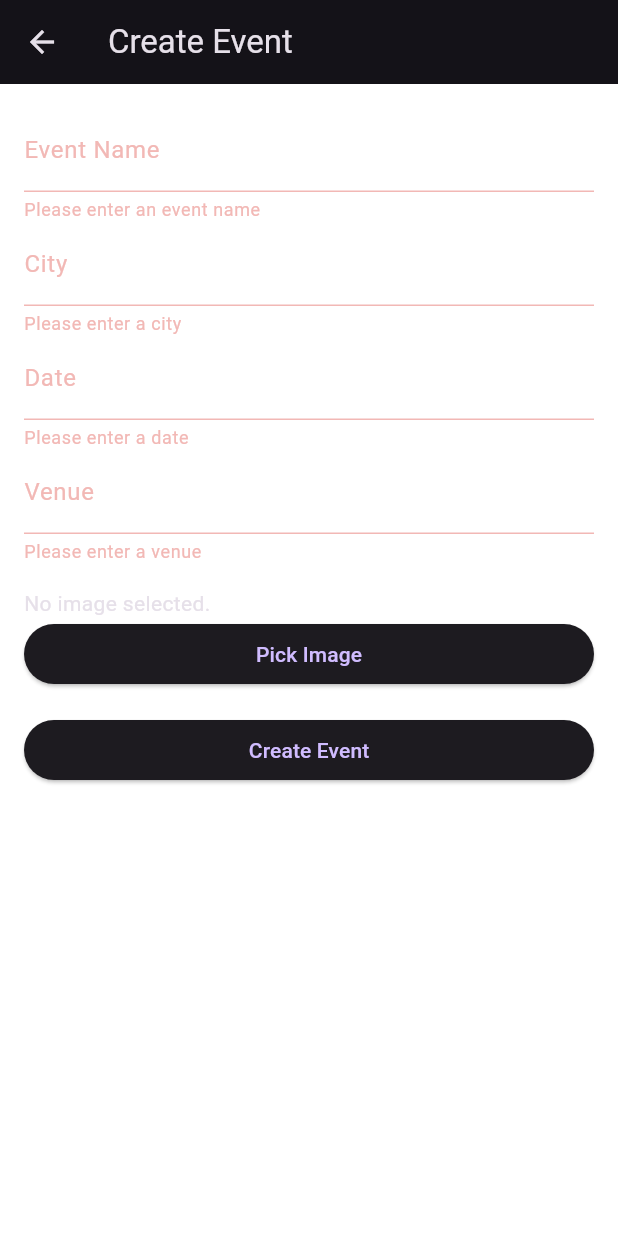
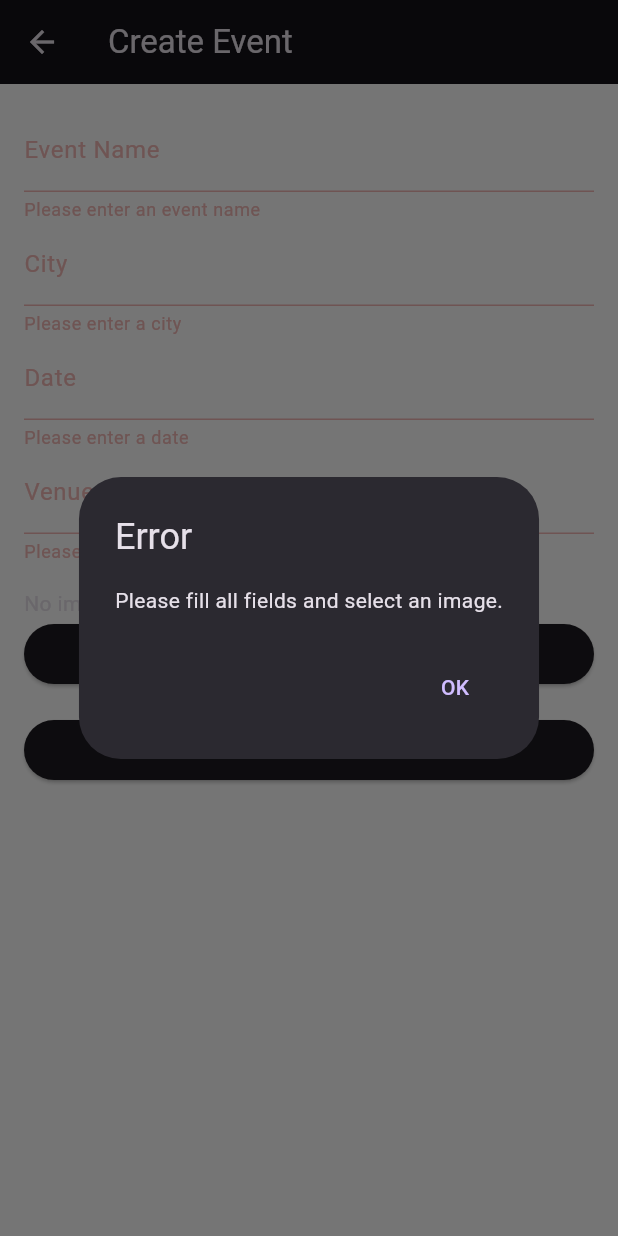
Before and after one commit to thatwasyahya/Momento, a Flutter app: the CreateEventScreen screen opened directly, after a tap on "Create Event", on a phone screen of 412 x 824 dp. Run offline on Flutter 3.47's test engine with Material 3 defaults, Android fonts, the phone set to English and light mode, and no system bars; our stand-ins replace csc_picker, image_picker, share, sqflite; accounts and stored records are empty.

Commit message:
share and create events done

```diff
--- a/lib/screens/create_event_screen.dart
+++ b/lib/screens/create_event_screen.dart
@@ -18,11 +18,16 @@ class _CreateEventScreenState extends State<CreateEventScreen> {
   File? _image;
 
   Future<void> _pickImage() async {
-    final pickedFile = await ImagePicker().pickImage(source: ImageSource.gallery);
-    if (pickedFile != null) {
-      setState(() {
-        _image = File(pickedFile.path);
-      });
+    try {
+      final pickedFile = await ImagePicker().pickImage(source: ImageSource.gallery);
+      if (pickedFile != null) {
+        setState(() {
+          _image = File(pickedFile.path);
+        });
+      }
+    } catch (e) {
+      print('Error picking image: $e');
+      _showErrorDialog('Failed to pick image');
     }
   }
 
@@ -40,8 +45,39 @@ class _CreateEventScreenState extends State<CreateEventScreen> {
 
       await CreatedEventDatabase.instance.create(newEvent);
 
-      Navigator.pop(context);
+      // Display a SnackBar notification
+      ScaffoldMessenger.of(context).showSnackBar(
+        SnackBar(
+          content: Text('Event added successfully!'),
+        ),
+      );
+
+      // Optionally, clear the form fields
+      _formKey.currentState!.reset();
+      setState(() {
+        _image = null; // Clear the image
+      });
+    } else {
+      _showErrorDialog('Please fill all fields and select an image.');
     }
+  }
+
+  void _showErrorDialog(String message) {
+    showDialog(
+      context: context,
+      builder: (context) {
+        return AlertDialog(
+          title: Text('Error'),
+          content: Text(message),
+          actions: [
+            TextButton(
+              onPressed: () => Navigator.pop(context),
+              child: Text('OK'),
+            ),
+          ],
+        );
+      },
+    );
   }
 
   @override
--- a/pubspec.yaml
+++ b/pubspec.yaml
@@ -35,7 +35,8 @@ dependencies:
   path: ^1.9.0
   http: ^1.2.1
   csc_picker: ^0.2.7
-  image_picker: ^0.8.4+4
+  image_picker: ^1.1.1
+  share: ^2.0.4
 
   # The following adds the Cupertino Icons font to your application.
   # Use with the CupertinoIcons class for iOS style icons.
```
Also changed, not shown: lib/screens/events.dart (+15 -5 lines), pubspec.lock, 5 other files.
